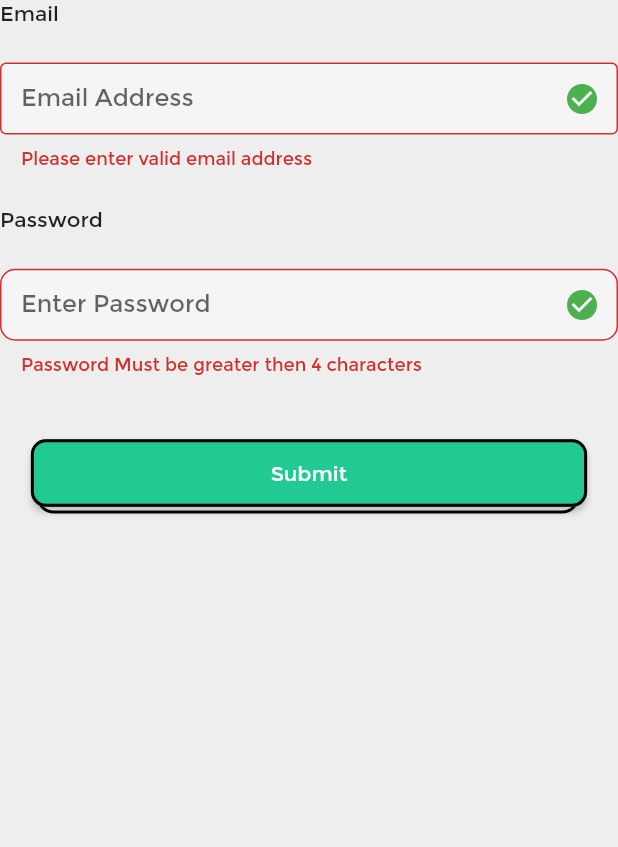
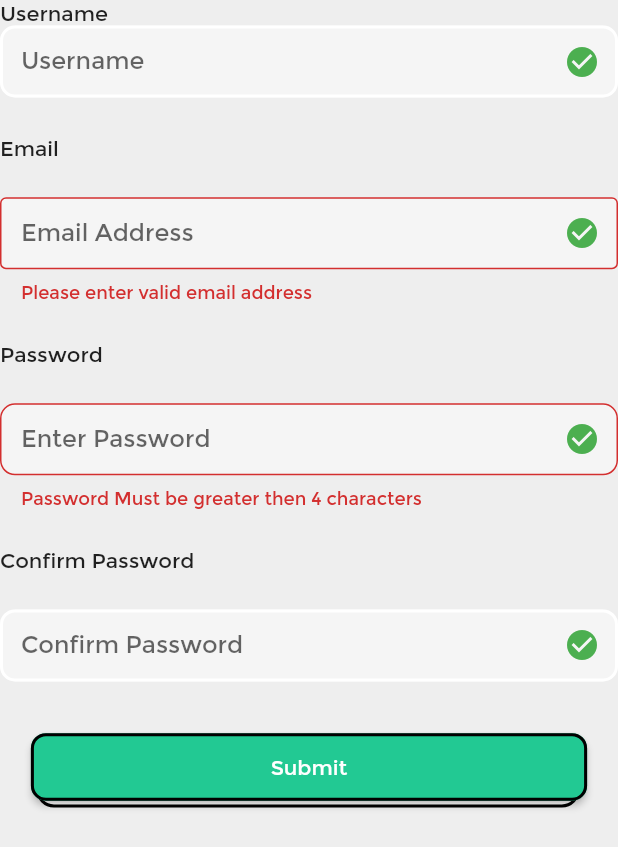
Before and after one commit to Ianodad/pet-finder-app-dribble-clone, a Flutter app: the SignUpForm widget shown alone on an empty page, opened directly with empty values, after a tap on "Submit", on a phone screen of 412 x 824 dp. Shown: the top 847 px of the screen. Run offline on Flutter 3.47's test engine with Material 2 defaults, Android fonts, the phone set to English and light mode, and no system bars.

Commit message:
register user form setup

```diff
--- a/lib/Screens/SignUp/widget/sign_up_form.dart
+++ b/lib/Screens/SignUp/widget/sign_up_form.dart
@@ -1,3 +1,5 @@
+// ignore_for_file: unused_field
+
 import 'package:flutter/material.dart';
 
 import "package:pet_finder_app/mixins/validation.dart";
@@ -11,8 +13,12 @@ class SignUpForm extends StatelessWidget with ValidationMixin {
   final BoxConstraints constraints;
   final formKey = GlobalKey<FormState>();
 
+  String username = '';
   String email = '';
-  String password = '';
+  String phonenumber = '';
+
+  final TextEditingController _password = TextEditingController();
+  final TextEditingController _confirmpassword = TextEditingController();
 
   @override
   Widget build(BuildContext context) {
@@ -21,6 +27,9 @@ class SignUpForm extends StatelessWidget with ValidationMixin {
       child: Column(
         crossAxisAlignment: CrossAxisAlignment.start,
         children: [
+          const Text("Username"),
+          userNameField(),
+          SizedBox(height: constraints.maxHeight * .03),
           const Text("Email"),
           SizedBox(height: constraints.maxHeight * .03),
           emailField(),
@@ -28,10 +37,43 @@ class SignUpForm extends StatelessWidget with ValidationMixin {
           const Text("Password"),
           SizedBox(height: constraints.maxHeight * .03),
           passwordsField(),
-          SizedBox(height: constraints.maxHeight * .05),
+          SizedBox(height: constraints.maxHeight * .03),
+          const Text("Confirm Password"),
+          SizedBox(height: constraints.maxHeight * .03),
+          confirmPasswordField(),
+          SizedBox(height: constraints.maxHeight * .04),
           submitButton(),
         ],
       ),
+    );
+  }
+
+  Widget userNameField() {
+    return TextFormField(
+      decoration: InputDecoration(
+        labelText: "Username",
+        hintText: 'username',
+        enabledBorder: OutlineInputBorder(
+          borderSide: const BorderSide(color: Colors.white, width: 2.0),
+          borderRadius: BorderRadius.circular(10),
+        ),
+        suffixIcon: const Icon(
+          Icons.check_circle,
+          color: Colors.green,
+        ),
+        contentPadding: const EdgeInsets.only(
+          top: 14.0,
+          bottom: 14.0,
+          left: 14.0,
+          right: 14.0,
+        ),
+        border: const OutlineInputBorder(),
+        filled: true,
+        fillColor: Colors.grey.shade100,
+      ),
+      onSaved: (value) {
+        print(value);
+      },
     );
   }
 
@@ -66,9 +108,41 @@ class SignUpForm extends StatelessWidget with ValidationMixin {
     );
   }
 
+  Widget phoneNumberField() {
+    return TextFormField(
+      keyboardType: TextInputType.phone,
+      decoration: InputDecoration(
+        labelText: "Phone Number",
+        hintText: '+0701 000 000',
+        enabledBorder: OutlineInputBorder(
+          borderSide: const BorderSide(color: Colors.white, width: 2.0),
+          borderRadius: BorderRadius.circular(10),
+        ),
+        suffixIcon: const Icon(
+          Icons.check_circle,
+          color: Colors.green,
+        ),
+        contentPadding: const EdgeInsets.only(
+          top: 14.0,
+          bottom: 14.0,
+          left: 14.0,
+          right: 14.0,
+        ),
+        border: const OutlineInputBorder(),
+        filled: true,
+        fillColor: Colors.grey.shade100,
+      ),
+      validator: validatePhoneNumber,
+      onSaved: (value) {
+        print(value);
+      },
+    );
+  }
+
   Widget passwordsField() {
     return TextFormField(
       obscureText: true,
+      controller: _password,
       decoration: InputDecoration(
         labelText: "Enter Password",
         hintText: "Password",
@@ -93,6 +167,44 @@ class SignUpForm extends StatelessWidget with ValidationMixin {
         fillColor: Colors.grey.shade100,
       ),
       validator: validatePassword,
+      onSaved: (value) {
+        print(value);
+      },
+    );
+  }
+
+  Widget confirmPasswordField() {
+    return TextFormField(
+      obscureText: true,
+      controller: _confirmpassword,
+      decoration: InputDecoration(
+        labelText: "Confirm Password",
+        hintText: "Password",
+        enabledBorder: OutlineInputBorder(
+          borderSide: const BorderSide(color: Colors.white, width: 2.0),
+          borderRadius: BorderRadius.circular(10),
+        ),
+        suffixIcon: const Icon(
+          Icons.check_circle,
+          color: Colors.green,
+        ),
+        contentPadding: const EdgeInsets.only(
+          top: 14.0,
+          bottom: 14.0,
+          left: 14.0,
+          right: 14.0,
+        ),
+        border: OutlineInputBorder(
+          borderRadius: BorderRadius.circular(10.0),
+        ),
+        filled: true,
+        fillColor: Colors.grey.shade100,
+      ),
+      validator: (value) {
+        if (_password.text != _confirmpassword.text) {
+          return "Password does not match";
+        }
+      },
       onSaved: (value) {
         print(value);
       },
--- a/lib/mixins/validation.dart
+++ b/lib/mixins/validation.dart
@@ -1,7 +1,18 @@
+// ignore_for_file: unrelated_type_equality_checks
+
 class ValidationMixin {
   String? validateEmail(value) {
-    if (!value!.contains("@")) {
+    String pattern = r"^[a-zA-Z0-9.]+@[a-zA-Z0-9]+\.[a-zA-Z]+";
+    final nameRegExp = RegExp(pattern);
+    if (!nameRegExp.hasMatch(value)) {
       return "Please enter valid email address";
+    }
+    return null;
+  }
+
+  String? validateUsername(value) {
+    if (value.length == 3) {
+      return 'Please enter mobile number';
     }
     return null;
   }
@@ -12,4 +23,15 @@ class ValidationMixin {
     }
     return null;
   }
+
+  String? validatePhoneNumber(value) {
+    String pattern = r'^0(7(?:(?:[129][0-9])|(?:0[0-8])|(4[0-1]))[0-9]{6})$';
+    final regexPhoneNumber = RegExp(pattern);
+    if (value.length == 0) {
+      return 'Please enter mobile number';
+    } else if (!regexPhoneNumber.hasMatch(value)) {
+      return "Phone number must be kenyan number";
+    }
+    return null;
+  }
 }
```
Also changed, not shown: lib/Screens/SignUp/widget/body.dart (+9 -5 lines).
